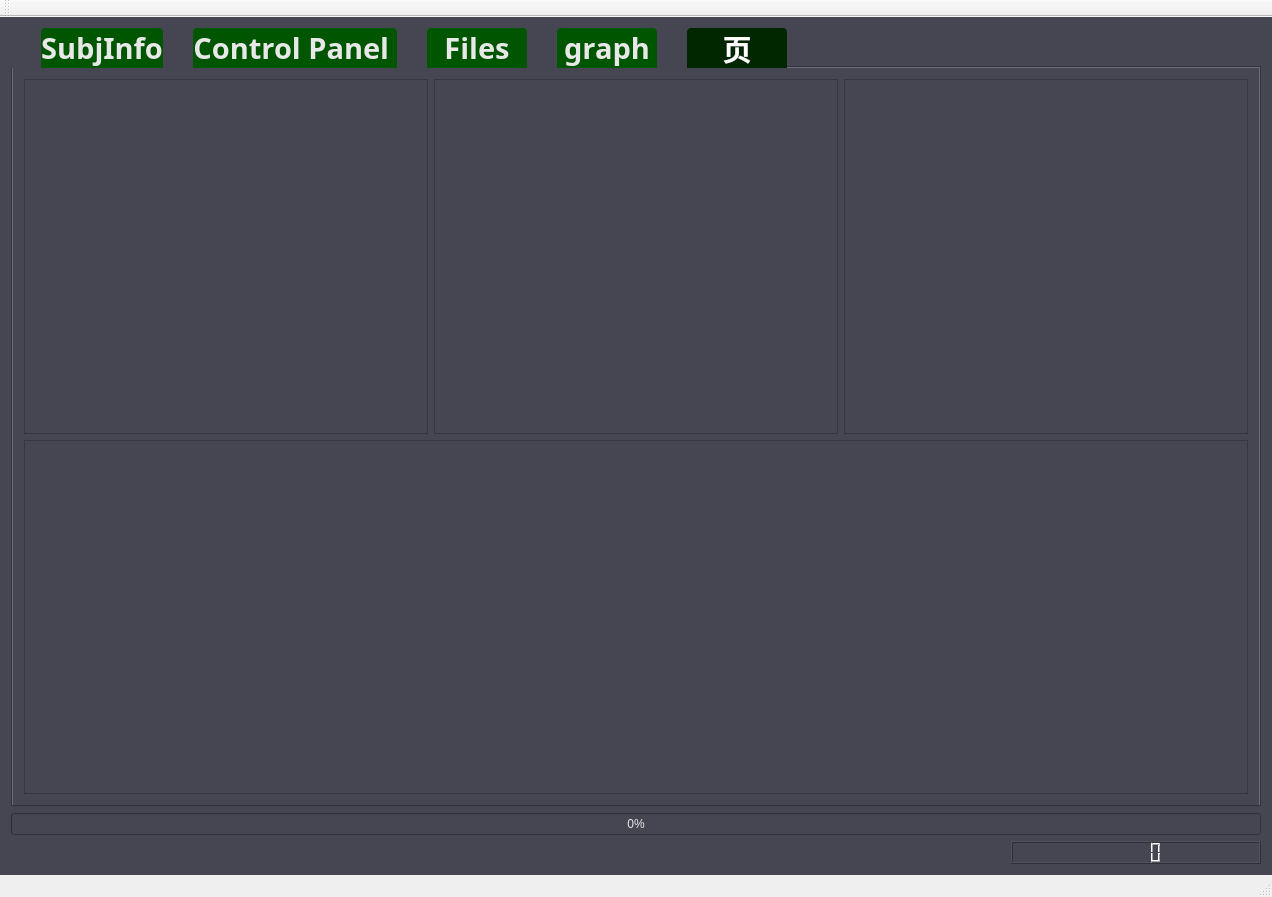
Above: nWindows/mainwindow.ui from zhaomengxiao/nWindows before the change. Below: the same form after it.
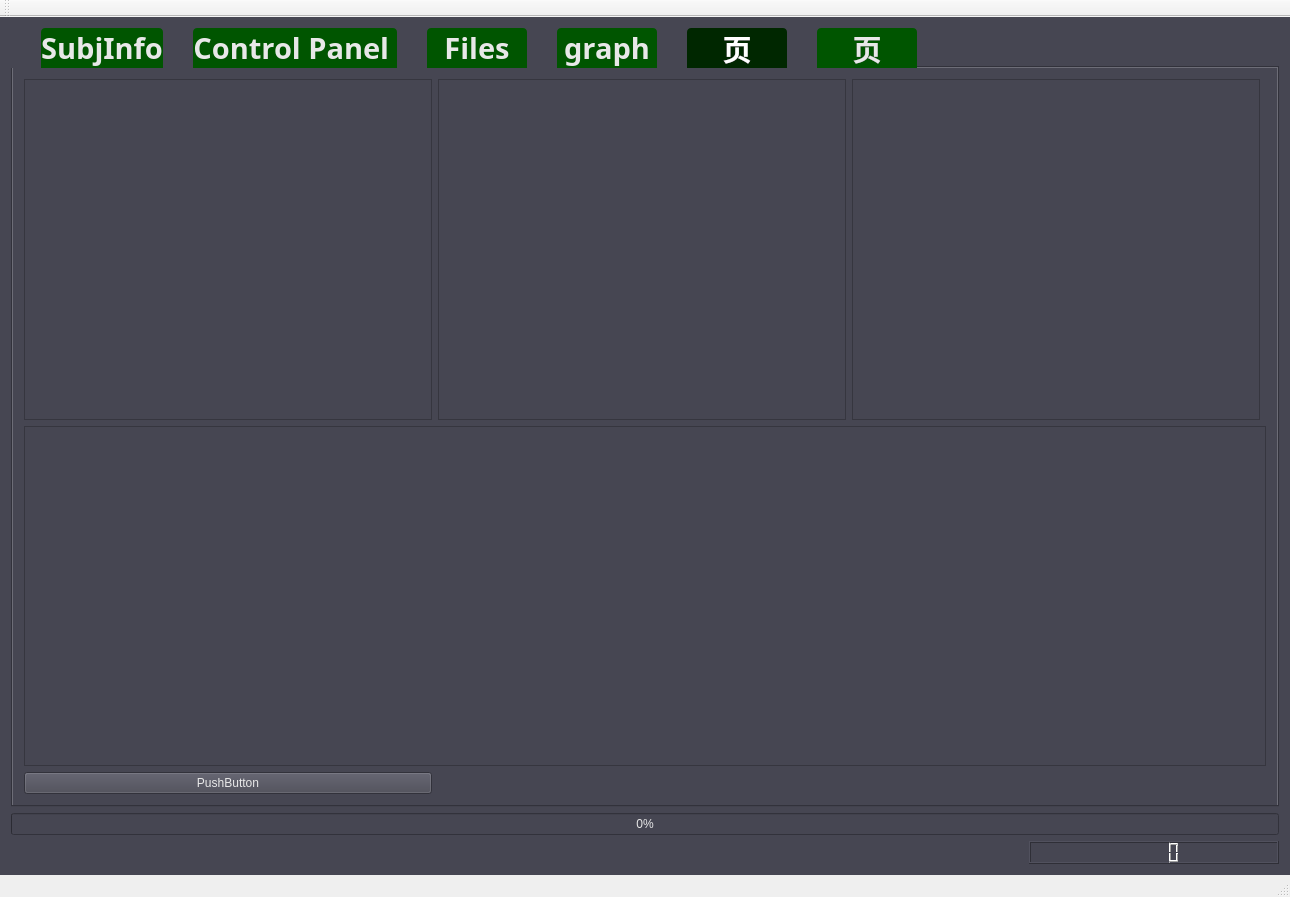
That is the form after the change. The open tabs and pages were chosen to show the change. Icons and pictures are not drawn.

The edit to the form file:
```diff
--- a/nWindows/mainwindow.ui
+++ b/nWindows/mainwindow.ui
@@ -6,7 +6,7 @@
    <rect>
     <x>0</x>
     <y>0</y>
-    <width>1272</width>
+    <width>1290</width>
     <height>897</height>
    </rect>
   </property>
@@ -58,6 +58,18 @@
         <verstretch>0</verstretch>
        </sizepolicy>
       </property>
+      <property name="minimumSize">
+       <size>
+        <width>0</width>
+        <height>0</height>
+       </size>
+      </property>
+      <property name="maximumSize">
+       <size>
+        <width>16777215</width>
+        <height>16777215</height>
+       </size>
+      </property>
       <property name="font">
        <font>
         <family>Arial Black</family>
@@ -2459,58 +2471,14 @@
         <string>页</string>
        </attribute>
        <layout class="QGridLayout" name="gridLayout_13">
-        <item row="0" column="0">
-         <widget class="QScrollArea" name="scrollArea_KneeAngle_allcycle">
-          <property name="widgetResizable">
-           <bool>true</bool>
+        <item row="2" column="0">
+         <widget class="QPushButton" name="pushButton_2">
+          <property name="text">
+           <string>PushButton</string>
           </property>
-          <widget class="QWidget" name="scrollAreaWidgetContents_6">
-           <property name="geometry">
-            <rect>
-             <x>0</x>
-             <y>0</y>
-             <width>404</width>
-             <height>347</height>
-            </rect>
-           </property>
-          </widget>
          </widget>
         </item>
-        <item row="0" column="1">
-         <widget class="QScrollArea" name="scrollArea_KneeAngle_poly">
-          <property name="widgetResizable">
-           <bool>true</bool>
-          </property>
-          <widget class="QWidget" name="scrollAreaWidgetContents_7">
-           <property name="geometry">
-            <rect>
-             <x>0</x>
-             <y>0</y>
-             <width>404</width>
-             <height>347</height>
-            </rect>
-           </property>
-          </widget>
-         </widget>
-        </item>
-        <item row="0" column="2">
-         <widget class="QScrollArea" name="scrollArea_KneeAngle_ave">
-          <property name="widgetResizable">
-           <bool>true</bool>
-          </property>
-          <widget class="QWidget" name="scrollAreaWidgetContents_9">
-           <property name="geometry">
-            <rect>
-             <x>0</x>
-             <y>0</y>
-             <width>404</width>
-             <height>347</height>
-            </rect>
-           </property>
-          </widget>
-         </widget>
-        </item>
-        <item row="1" column="0" colspan="3">
+        <item row="1" column="0" colspan="4">
          <widget class="QScrollArea" name="scrollArea_KneeAngle_clip">
           <property name="widgetResizable">
            <bool>true</bool>
@@ -2520,8 +2488,153 @@
             <rect>
              <x>0</x>
              <y>0</y>
-             <width>1228</width>
-             <height>346</height>
+             <width>1246</width>
+             <height>332</height>
+            </rect>
+           </property>
+          </widget>
+         </widget>
+        </item>
+        <item row="0" column="1">
+         <widget class="QScrollArea" name="scrollArea_Knee_opt">
+          <property name="maximumSize">
+           <size>
+            <width>1000</width>
+            <height>16777215</height>
+           </size>
+          </property>
+          <property name="widgetResizable">
+           <bool>true</bool>
+          </property>
+          <widget class="QWidget" name="scrollAreaWidgetContents_7">
+           <property name="geometry">
+            <rect>
+             <x>0</x>
+             <y>0</y>
+             <width>408</width>
+             <height>332</height>
+            </rect>
+           </property>
+          </widget>
+         </widget>
+        </item>
+        <item row="0" column="2">
+         <widget class="QScrollArea" name="scrollArea_Ankle_opt">
+          <property name="maximumSize">
+           <size>
+            <width>1000</width>
+            <height>16777215</height>
+           </size>
+          </property>
+          <property name="widgetResizable">
+           <bool>true</bool>
+          </property>
+          <widget class="QWidget" name="scrollAreaWidgetContents_9">
+           <property name="geometry">
+            <rect>
+             <x>0</x>
+             <y>0</y>
+             <width>408</width>
+             <height>332</height>
+            </rect>
+           </property>
+          </widget>
+         </widget>
+        </item>
+        <item row="0" column="0">
+         <widget class="QScrollArea" name="scrollArea_Hip_opt">
+          <property name="maximumSize">
+           <size>
+            <width>1000</width>
+            <height>16777215</height>
+           </size>
+          </property>
+          <property name="widgetResizable">
+           <bool>true</bool>
+          </property>
+          <widget class="QWidget" name="scrollAreaWidgetContents_6">
+           <property name="geometry">
+            <rect>
+             <x>0</x>
+             <y>0</y>
+             <width>408</width>
+             <height>332</height>
+            </rect>
+           </property>
+          </widget>
+         </widget>
+        </item>
+       </layout>
+      </widget>
+      <widget class="QWidget" name="tab_5">
+       <attribute name="title">
+        <string>页</string>
+       </attribute>
+       <layout class="QGridLayout" name="gridLayout_16">
+        <item row="0" column="0">
+         <widget class="QScrollArea" name="scrollArea_Hip_Pyz">
+          <property name="maximumSize">
+           <size>
+            <width>1000</width>
+            <height>1000</height>
+           </size>
+          </property>
+          <property name="widgetResizable">
+           <bool>true</bool>
+          </property>
+          <widget class="QWidget" name="scrollAreaWidgetContents_10">
+           <property name="geometry">
+            <rect>
+             <x>0</x>
+             <y>0</y>
+             <width>410</width>
+             <height>701</height>
+            </rect>
+           </property>
+          </widget>
+         </widget>
+        </item>
+        <item row="0" column="2">
+         <widget class="QScrollArea" name="scrollArea_Ankle_Pyz">
+          <property name="maximumSize">
+           <size>
+            <width>1000</width>
+            <height>1000</height>
+           </size>
+          </property>
+          <property name="widgetResizable">
+           <bool>true</bool>
+          </property>
+          <widget class="QWidget" name="scrollAreaWidgetContents_12">
+           <property name="geometry">
+            <rect>
+             <x>0</x>
+             <y>0</y>
+             <width>410</width>
+             <height>701</height>
+            </rect>
+           </property>
+          </widget>
+         </widget>
+        </item>
+        <item row="0" column="1">
+         <widget class="QScrollArea" name="scrollArea_Knee_Pyz">
+          <property name="maximumSize">
+           <size>
+            <width>1000</width>
+            <height>1000</height>
+           </size>
+          </property>
+          <property name="widgetResizable">
+           <bool>true</bool>
+          </property>
+          <widget class="QWidget" name="scrollAreaWidgetContents_11">
+           <property name="geometry">
+            <rect>
+             <x>0</x>
+             <y>0</y>
+             <width>410</width>
+             <height>701</height>
             </rect>
            </property>
           </widget>
```
Left out of the diff: 494 changed lines with no effect on the pictures.
